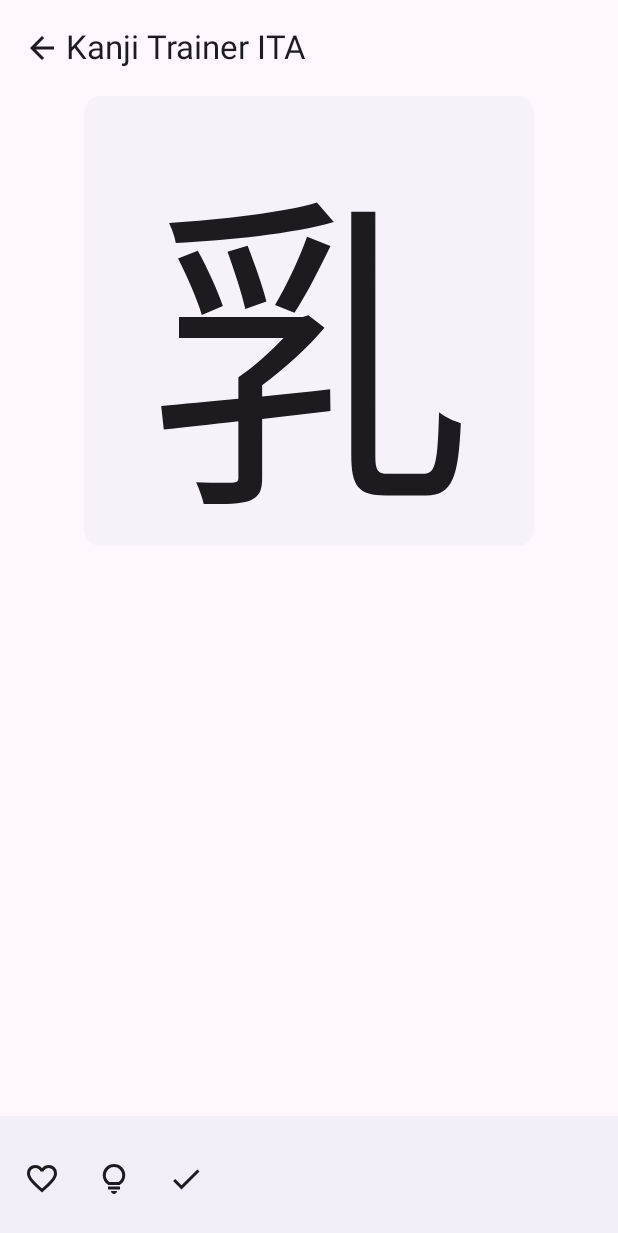
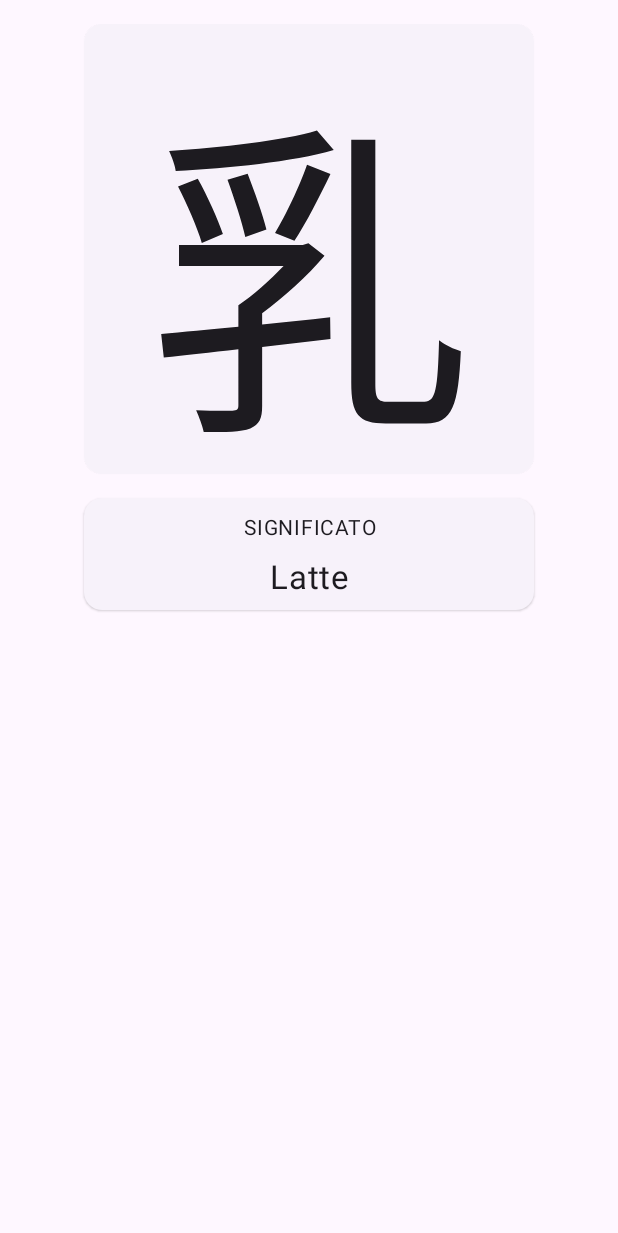
Before and after one commit to EmmanueleVilla/kanji_cards, an Android app built with Jetpack Compose: the @Preview function KanjiCardPreview, on a phone screen of 412 x 824 dp. Shown: the top 1233 px of the screen. Run offline under Robolectric (Android 15) with nearby library versions, the phone set to English and light mode, and no system bars; network calls fail.

Commit message:
update app bar

```diff
--- a/app/src/main/java/com/shadowings/kanjitrainerita/Card.kt
+++ b/app/src/main/java/com/shadowings/kanjitrainerita/Card.kt
@@ -2,7 +2,6 @@
 
 import androidx.compose.animation.AnimatedVisibility
 import androidx.compose.foundation.layout.Column
-import androidx.compose.foundation.layout.Row
 import androidx.compose.foundation.layout.Spacer
 import androidx.compose.foundation.layout.fillMaxSize
 import androidx.compose.foundation.layout.fillMaxWidth
@@ -11,27 +10,14 @@
 import androidx.compose.foundation.layout.width
 import androidx.compose.foundation.rememberScrollState
 import androidx.compose.foundation.verticalScroll
-import androidx.compose.material.icons.Icons
-import androidx.compose.material.icons.filled.ArrowBack
-import androidx.compose.material.icons.filled.Done
-import androidx.compose.material3.BottomAppBar
 import androidx.compose.material3.ElevatedCard
 import androidx.compose.material3.ExperimentalMaterial3Api
-import androidx.compose.material3.Icon
-import androidx.compose.material3.IconButton
 import androidx.compose.material3.MaterialTheme
-import androidx.compose.material3.Scaffold
 import androidx.compose.material3.Surface
 import androidx.compose.material3.Text
-import androidx.compose.material3.TopAppBar
 import androidx.compose.runtime.Composable
-import androidx.compose.runtime.getValue
-import androidx.compose.runtime.mutableStateOf
-import androidx.compose.runtime.remember
-import androidx.compose.runtime.setValue
 import androidx.compose.ui.Alignment
 import androidx.compose.ui.Modifier
-import androidx.compose.ui.res.painterResource
 import androidx.compose.ui.text.style.TextAlign
 import androidx.compose.ui.tooling.preview.Preview
 import androidx.compose.ui.unit.dp
@@ -67,7 +53,8 @@
                     ),
                     happiness = 0
                 ),
-                {}
+                showAnswer = false,
+                showHint = true
             )
         }
     }
@@ -75,68 +62,16 @@
 
 @OptIn(ExperimentalMaterial3Api::class)
 @Composable
-fun KanjiCard(info: KanjiInfo, nextKanji: () -> Unit) {
-    var showHint by remember { mutableStateOf(false) }
-    var showAnswer by remember { mutableStateOf(false) }
+fun KanjiCard(
+    info: KanjiInfo,
+    showAnswer: Boolean,
+    showHint: Boolean
+) {
 
-    Scaffold(
-        topBar = {
-            TopAppBar(
-                title = {
-                    Text(text = "Kanji Trainer ITA")
-                },
-                navigationIcon = {
-                    Row(Modifier.padding(start = 12.dp)) {
-                        Icon(Icons.Default.ArrowBack, contentDescription = "Back")
-                    }
-                }
-            )
-        },
-        bottomBar = {
-            BottomAppBar(
-                actions = {
-                    Row(
-                        verticalAlignment = Alignment.CenterVertically,
-                    ) {
-                        IconButton(onClick = {
-
-                        }) {
-                            Icon(
-                                painter = painterResource(id = R.drawable.ic_fav_empty),
-                                contentDescription = "Favourite"
-                            )
-                        }
-
-                        IconButton(onClick = {
-                            showHint = true
-                        }) {
-                            Icon(
-                                painter = painterResource(id = R.drawable.ic_hint),
-                                contentDescription = "Hint"
-                            )
-                        }
-
-                        IconButton(onClick = {
-                            showAnswer = true
-                        }) {
-                            Icon(
-                                Icons.Default.Done,
-                                contentDescription = "Done"
-                            )
-                        }
-                    }
-                })
-        }
-    ) { paddingValues ->
     Column(
         Modifier
             .fillMaxSize()
-                .padding(
-                    bottom = paddingValues.calculateBottomPadding(),
-                    top = paddingValues.calculateTopPadding(),
-                    start = 16.dp,
-                    end = 16.dp
-                )
+            .padding(16.dp)
             .verticalScroll(rememberScrollState()),
         horizontalAlignment = Alignment.CenterHorizontally
     ) {
@@ -171,7 +106,7 @@
             }
         }
 
-            AnimatedVisibility(visible = showHint) {
+        AnimatedVisibility(visible = showAnswer) {
             Column {
                 Spacer(modifier = Modifier.size(16.dp))
                 ElevatedCard(Modifier.width(300.dp)) {
@@ -225,4 +160,3 @@
         }
     }
 }
-}
--- a/app/src/main/java/com/shadowings/kanjitrainerita/MainActivity.kt
+++ b/app/src/main/java/com/shadowings/kanjitrainerita/MainActivity.kt
@@ -31,6 +31,8 @@
             Log.e("KanjiTrainerITA", "Kanji list size: ${kanjiList.size}")
         }
 
+        setTheme(R.style.Theme_KanjiTrainerITA)
+
         setContent {
             KanjiTrainerITATheme {
                 Surface(
--- a/app/src/main/java/com/shadowings/kanjitrainerita/MainComposable.kt
+++ b/app/src/main/java/com/shadowings/kanjitrainerita/MainComposable.kt
@@ -12,10 +12,10 @@
     val navController = rememberNavController()
     NavHost(navController = navController, startDestination = "home") {
         composable("home") {
-            HomeComposable(kanjis)
+            HomeComposable(kanjis, navController)
         }
         composable("training") {
-            TrainingComposable(kanjis)
+            TrainingComposable(kanjis, navController)
         }
     }
 }
--- /dev/null
+++ b/app/src/main/java/com/shadowings/kanjitrainerita/TrainingMode.kt
@@ -0,0 +1,6 @@
+package com.shadowings.kanjitrainerita
+
+enum class TrainingMode {
+    Card,
+    Draw
+}
```
Also changed, not shown: app/src/main/java/com/shadowings/kanjitrainerita/HomeComposable.kt (+6 -2 lines), app/src/main/java/com/shadowings/kanjitrainerita/TrainingComposable.kt (+116 -1 lines). Lines whose indentation alone changed are shown as unchanged.
